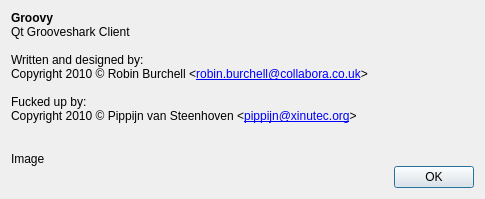
Old version of the form src/ui/about.ui in the repository pippijn/libgroove.
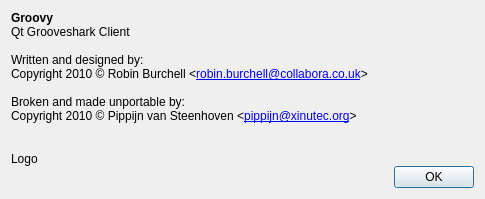
New version of the form.

Patch:
```diff
--- a/src/ui/about.ui
+++ b/src/ui/about.ui
@@ -30,7 +30,7 @@
 &lt;p style=&quot; margin-top:0px; margin-bottom:0px; margin-left:0px; margin-right:0px; -qt-block-indent:0; text-indent:0px;&quot;&gt;Written and designed by:&lt;/p&gt;
 &lt;p style=&quot; margin-top:0px; margin-bottom:0px; margin-left:0px; margin-right:0px; -qt-block-indent:0; text-indent:0px;&quot;&gt;Copyright 2010 © Robin Burchell &amp;lt;&lt;a href=&quot;mailto:robin.burchell@collabora.co.uk&quot;&gt;&lt;span style=&quot; text-decoration: underline; color:#0000ff;&quot;&gt;robin.burchell@collabora.co.uk&lt;/span&gt;&lt;/a&gt;&amp;gt;&lt;/p&gt;
 &lt;p style=&quot;-qt-paragraph-type:empty; margin-top:0px; margin-bottom:0px; margin-left:0px; margin-right:0px; -qt-block-indent:0; text-indent:0px;&quot;&gt;&lt;/p&gt;
-&lt;p style=&quot; margin-top:0px; margin-bottom:0px; margin-left:0px; margin-right:0px; -qt-block-indent:0; text-indent:0px;&quot;&gt;Fucked up by:&lt;/p&gt;
+&lt;p style=&quot; margin-top:0px; margin-bottom:0px; margin-left:0px; margin-right:0px; -qt-block-indent:0; text-indent:0px;&quot;&gt;Broken and made unportable by:&lt;/p&gt;
 &lt;p style=&quot; margin-top:0px; margin-bottom:0px; margin-left:0px; margin-right:0px; -qt-block-indent:0; text-indent:0px;&quot;&gt;Copyright 2010 © Pippijn van Steenhoven &amp;lt;&lt;a href=&quot;mailto:pippijn@xinutec.org&quot;&gt;&lt;span style=&quot; text-decoration: underline; color:#0000ff;&quot;&gt;pippijn@xinutec.org&lt;/span&gt;&lt;/a&gt;&amp;gt;&lt;/p&gt;&lt;/body&gt;&lt;/html&gt;</string>
      </property>
     </widget>
@@ -38,7 +38,7 @@
    <item row="2" column="0" rowspan="2">
     <widget class="QLabel" name="lblImage">
      <property name="text">
-      <string>Image</string>
+      <string>Logo</string>
      </property>
     </widget>
    </item>
```
